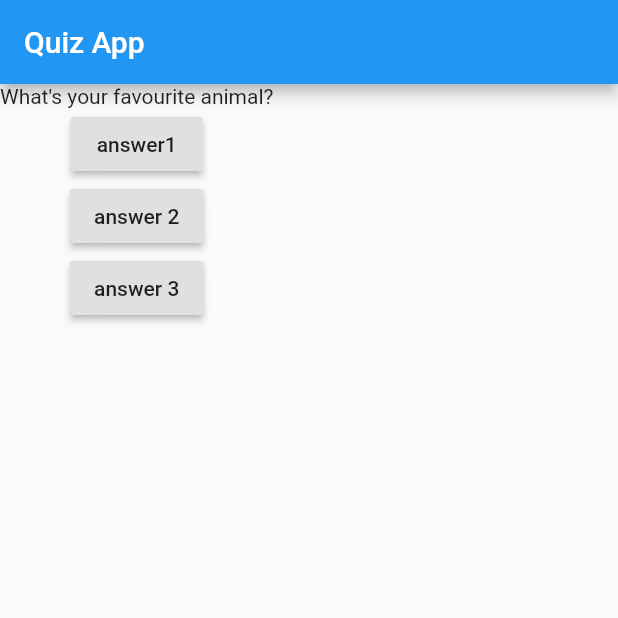
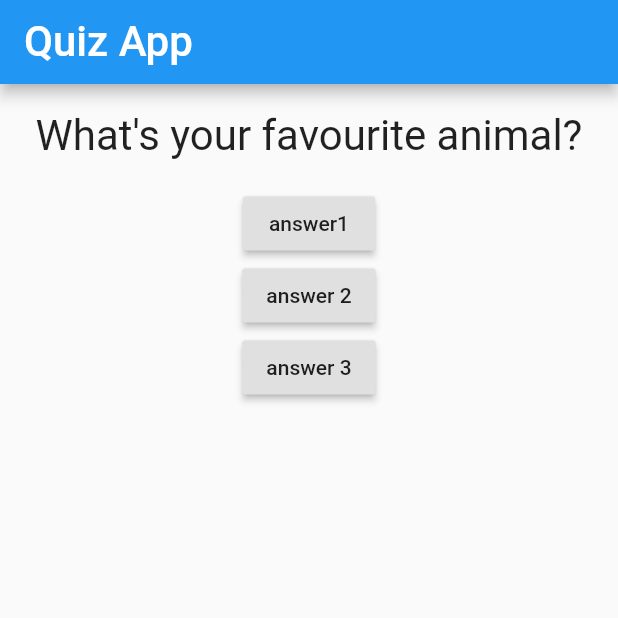
Before and after one commit to MIDAS-26/Quiz_App, a Flutter app: the screen it shows after launch, after a tap on "answer1", on a phone screen of 412 x 824 dp, the top half of it. Run offline on Flutter 3.47's test engine with Material 2 defaults, Android fonts, the phone set to English and light mode, and no system bars.

Commit message:
New widget file
created new file for question widget

```diff
--- a/lib/main.dart
+++ b/lib/main.dart
@@ -1,4 +1,6 @@
 import "package:flutter/material.dart";
+
+import "./question.dart";
 
 void main() {
   runApp(MyApp());
@@ -13,7 +15,7 @@ class MyApp extends StatefulWidget {
 
 class MyAppState extends State<MyApp> {
   int questionindex = 0;
-  void questionindexup() {
+  void _questionindexup() {
     setState(() {
       questionindex += 1;
     });
@@ -22,6 +24,7 @@ class MyAppState extends State<MyApp> {
   @override
   Widget build(BuildContext context) {
     var questions = [
+      //"_" is used to make it private so that it can be accessed from current file only
       "What's your favourite colour?",
       "What's your favourite animal?",
       "What's your favourite car?"
@@ -30,27 +33,27 @@ class MyAppState extends State<MyApp> {
       questionindex = 0;
     }
     ;
+
     return MaterialApp(
       home: Scaffold(
         appBar: AppBar(
-          title: Text("Quiz App"),
+          title: Text("Quiz App",
+              style: TextStyle(fontSize: 28), textAlign: TextAlign.center),
         ),
         body: Column(
           children: [
-            Text(
-              questions.elementAt(questionindex),
-            ),
+            Question(questions.elementAt(questionindex)),
             RaisedButton(
               child: Text("answer1"),
-              onPressed: () => questionindexup(),
+              onPressed: () => _questionindexup(),
             ),
             RaisedButton(
               child: Text("answer 2"),
-              onPressed: () => questionindexup(),
+              onPressed: () => _questionindexup(),
             ),
             RaisedButton(
               child: Text("answer 3"),
-              onPressed: () => questionindexup(),
+              onPressed: () => _questionindexup(),
             ),
           ],
         ),
--- /dev/null
+++ b/lib/question.dart
@@ -0,0 +1,19 @@
+import 'package:flutter/material.dart';
+
+class Question extends StatelessWidget {
+  final String questiontext;
+  Question(this.questiontext);
+
+  @override
+  Widget build(BuildContext context) {
+    return Container(
+      width: double.infinity,
+      margin: EdgeInsets.all(18),
+      child: Text(
+        questiontext,
+        style: TextStyle(fontSize: 28),
+        textAlign: TextAlign.center,
+      ),
+    );
+  }
+}
```
